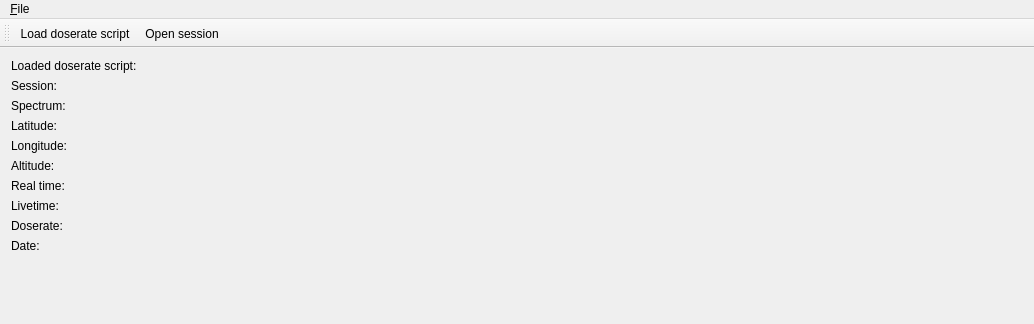
Before: the Qt Designer form gammaanalyzer3d.ui in bytting/gamma-viewer-3d, drawn with Qt 5; both pictures show x 0 to 1034 and y 0 to 324 of the 1034 by 772 pixel window.
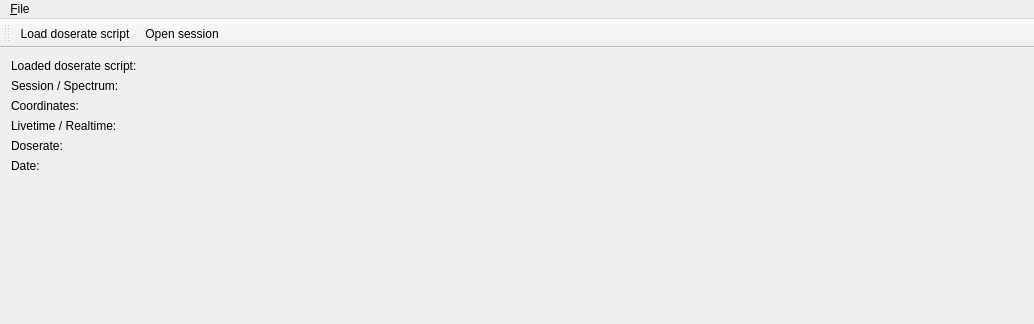
After: the same form once the commit is applied. Icons and pictures are not drawn.

Commit message: Using QGeoCoordinate for spectrums

Patch:
```diff
--- a/gammaanalyzer3d.ui
+++ b/gammaanalyzer3d.ui
@@ -29,49 +29,21 @@
     <item>
      <widget class="QLabel" name="lblSession">
       <property name="text">
-       <string>Session:</string>
+       <string>Session / Spectrum:</string>
       </property>
      </widget>
     </item>
     <item>
      <widget class="QLabel" name="lblSpectrum">
       <property name="text">
-       <string>Spectrum:</string>
+       <string>Coordinates:</string>
       </property>
      </widget>
     </item>
     <item>
      <widget class="QLabel" name="lblLatitude">
       <property name="text">
-       <string>Latitude:</string>
-      </property>
-     </widget>
-    </item>
-    <item>
-     <widget class="QLabel" name="lblLongitude">
-      <property name="text">
-       <string>Longitude:</string>
-      </property>
-     </widget>
-    </item>
-    <item>
-     <widget class="QLabel" name="lblAltitude">
-      <property name="text">
-       <string>Altitude:</string>
-      </property>
-     </widget>
-    </item>
-    <item>
-     <widget class="QLabel" name="lblRealtime">
-      <property name="text">
-       <string>Real time:</string>
-      </property>
-     </widget>
-    </item>
-    <item>
-     <widget class="QLabel" name="lblLivetime">
-      <property name="text">
-       <string>Livetime:</string>
+       <string>Livetime / Realtime:</string>
       </property>
      </widget>
     </item>
```
Left out of the diff: 6 changed lines with no effect on the pictures. The commit also changes 7 other files.
